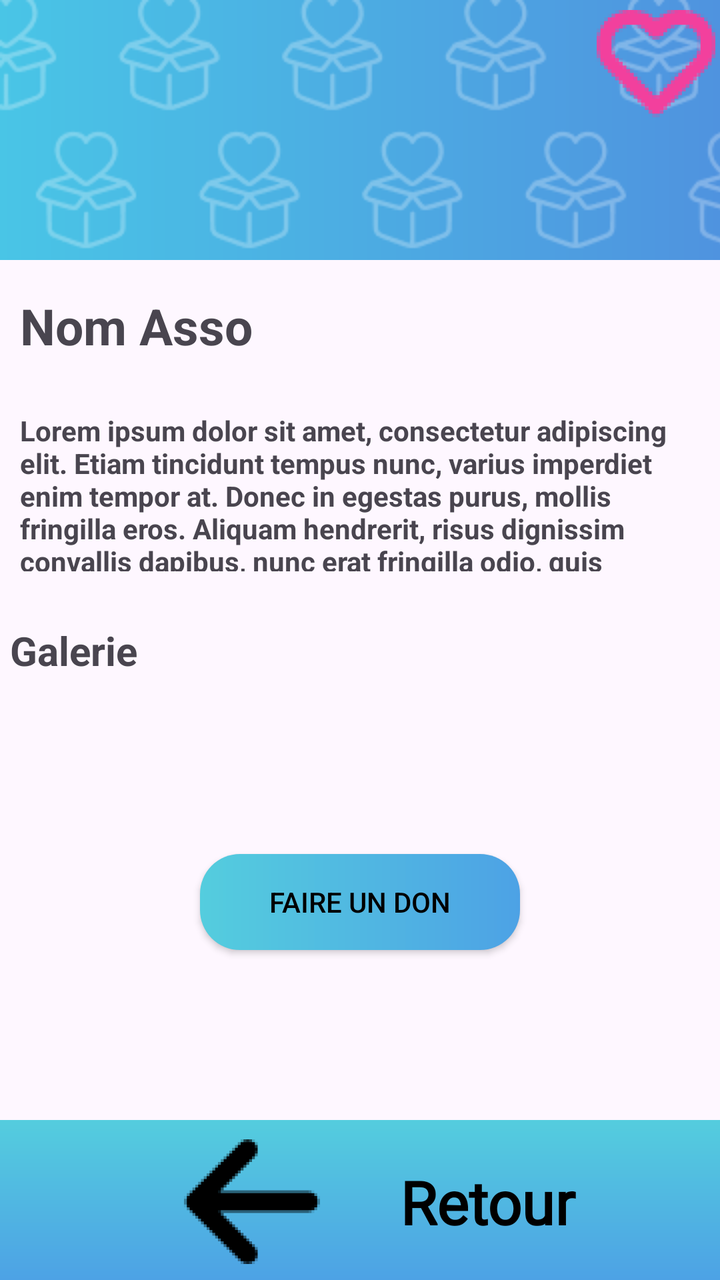
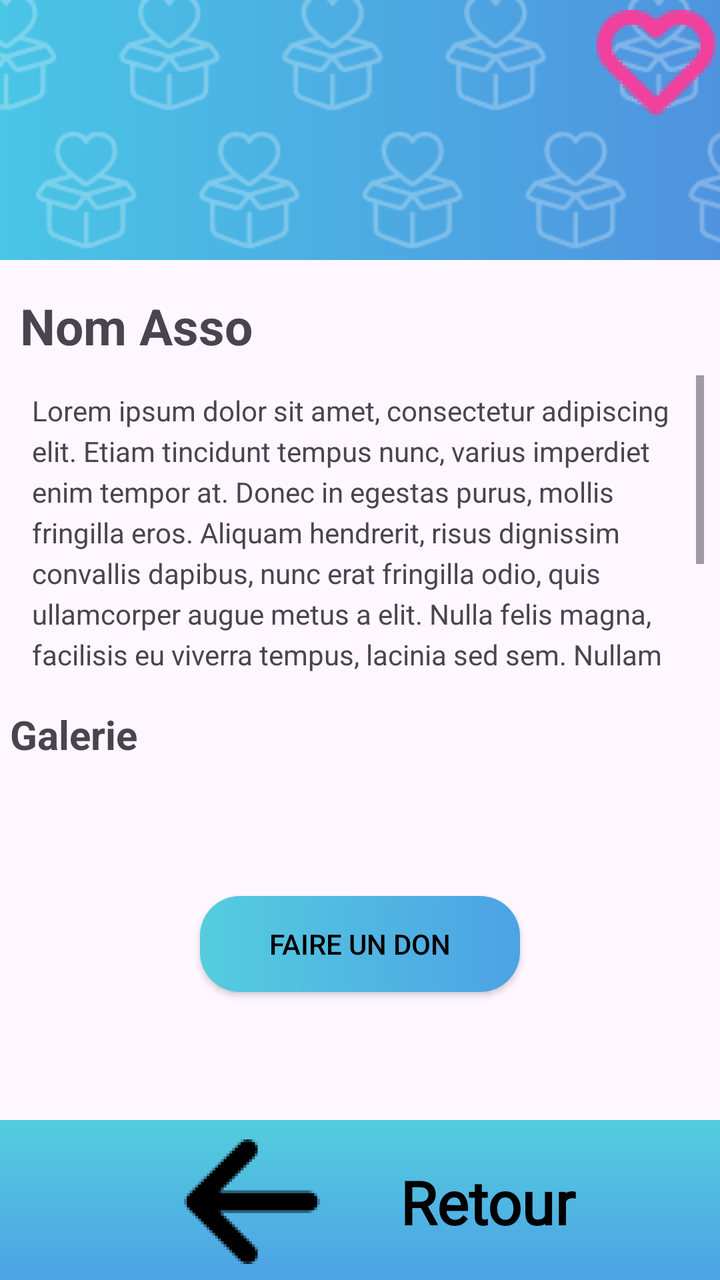

An Android layout rendered at two revisions. The XML below is the earlier revision; the diff shows what the commit changed to produce the second picture.
<!-- AndroidManifest.xml: application theme Theme.NewAgapiVERSION311CLEAN -->
<!-- res/layout/page_association.xml -->
<androidx.constraintlayout.widget.ConstraintLayout
    xmlns:android="http://schemas.android.com/apk/res/android"
    xmlns:app="http://schemas.android.com/apk/res-auto"
    xmlns:tools="http://schemas.android.com/tools"
    android:layout_width="match_parent"
    android:layout_height="match_parent"
    tools:context=".ui.Page_association">

    <include
        layout="@layout/page_association_header"
        android:id="@+id/header"
        app:layout_constraintTop_toTopOf="parent"
        app:layout_constraintStart_toStartOf="parent"
        app:layout_constraintEnd_toEndOf="parent" />


    <TextView
        android:id="@+id/NomAssociation"
        android:layout_width="wrap_content"
        android:layout_height="wrap_content"
        android:text="@string/nom_asso"
        android:textStyle="bold"
        android:textSize="25sp"
        android:layout_marginStart="10dp"
        app:layout_constraintTop_toBottomOf="@id/header"
        app:layout_constraintStart_toStartOf="parent"
        android:layout_marginTop="16dp" />


    <TextView
        android:id="@+id/Description"
        android:layout_width="wrap_content"
        android:layout_height="wrap_content"
        android:maxHeight="100dp"
        android:text="@string/test_description"
        app:layout_constraintTop_toBottomOf="@id/NomAssociation"
        android:textStyle="bold"
        android:padding="10dp"
        app:layout_constraintStart_toStartOf="parent"
        android:layout_marginTop="16dp" />


    <TextView
        android:id="@+id/Galerie"
        android:layout_width="wrap_content"
        android:layout_height="wrap_content"
        android:text="@string/galerie"
        android:textSize="20sp"
        android:textStyle="bold"
        android:layout_marginStart="5dp"
        app:layout_constraintTop_toBottomOf="@id/Description"
        app:layout_constraintStart_toStartOf="parent"
        android:layout_marginTop="16dp" />


    <androidx.recyclerview.widget.RecyclerView
        android:id="@+id/imagesGalerie"
        android:layout_width="0dp"
        android:layout_height="wrap_content"
        android:maxHeight="150dp"
        android:layout_marginTop="16dp"

        app:layout_constraintEnd_toEndOf="parent"
        app:layout_constraintHorizontal_bias="0.0"
        app:layout_constraintStart_toStartOf="parent"
        app:layout_constraintTop_toBottomOf="@id/Galerie"
        app:layout_constraintVertical_bias="0.0" />


    <androidx.appcompat.widget.AppCompatButton
        android:id="@+id/buttonDon"
        android:layout_width="match_parent"
        android:layout_marginStart="100dp"
        android:layout_marginEnd="100dp"
        android:layout_height="wrap_content"
        android:text="@string/faire_un_don"
        android:gravity="center"
        android:background="@drawable/background_button"
        android:textColor="@color/text_svg_main_color"
        app:layout_constraintBottom_toTopOf="@id/footer"
        app:layout_constraintEnd_toEndOf="parent"
        app:layout_constraintStart_toStartOf="parent"
        app:layout_constraintTop_toBottomOf="@id/imagesGalerie"
        />




    <ImageButton
        android:id="@+id/imageView2"
        android:layout_width="64dp"
        android:layout_height="64dp"
        android:contentDescription="@string/ic_ne_coeur"
        app:layout_constraintEnd_toEndOf="parent"
        app:layout_constraintTop_toTopOf="parent"
        android:backgroundTint="@color/transparent"
        app:srcCompat="@mipmap/page_associations_heart" />

    <include
        android:id="@+id/footer"
        layout="@layout/footerauthentification"
        android:layout_width="match_parent"
        android:layout_height="wrap_content"
        app:layout_constraintBottom_toBottomOf="parent"
        app:layout_constraintStart_toStartOf="parent"
        app:layout_constraintEnd_toEndOf="parent" />


</androidx.constraintlayout.widget.ConstraintLayout>
<!-- res/layout/page_association_header.xml (included above) -->
<?xml version="1.0" encoding="utf-8"?>
<androidx.constraintlayout.widget.ConstraintLayout xmlns:android="http://schemas.android.com/apk/res/android"
    xmlns:tools="http://schemas.android.com/tools"
    android:layout_width="match_parent"
    android:layout_height="wrap_content"
    xmlns:app="http://schemas.android.com/apk/res-auto">

    <ImageView
        android:id="@+id/fontHeader"
        android:layout_width="0dp"
        android:layout_height="130dp"

        android:contentDescription="Background"
        app:layout_constraintStart_toStartOf="parent"
        app:layout_constraintEnd_toEndOf="parent"
        app:layout_constraintTop_toTopOf="parent"
        app:srcCompat="@drawable/page_association_header_font"
        tools:ignore="HardcodedText" />

    <View
        android:id="@+id/Coeur"
        android:layout_width="0dp"
        android:layout_height="130dp"
        android:background="@drawable/page_association_header_pattern"
        app:layout_constraintStart_toStartOf="parent"
        app:layout_constraintEnd_toEndOf="parent"
        app:layout_constraintTop_toTopOf="parent"
        />
</androidx.constraintlayout.widget.ConstraintLayout>
<!-- res/layout/footerauthentification.xml (included above) -->
<?xml version="1.0" encoding="utf-8"?>
<androidx.constraintlayout.widget.ConstraintLayout
    xmlns:android="http://schemas.android.com/apk/res/android"
    xmlns:app="http://schemas.android.com/apk/res-auto"
    xmlns:tools="http://schemas.android.com/tools"
    android:layout_width="match_parent"
    android:layout_height="match_parent">

    <View
        android:id="@+id/zonefooter"
        android:layout_width="match_parent"
        android:layout_height="80dp"
        android:background="@drawable/couleur_gradient"
        app:layout_constraintBottom_toBottomOf="parent" />

    <Button
        android:id="@+id/buttonRetourn"
        android:layout_width="match_parent"
        android:layout_height="0dp"
        android:backgroundTint="#00FFFFFF"
        android:contentDescription="@string/retour"
        app:layout_constraintBottom_toBottomOf="@id/zonefooter"
        app:layout_constraintEnd_toEndOf="parent"
        app:layout_constraintStart_toStartOf="parent"
        app:layout_constraintTop_toTopOf="@id/zonefooter"
        tools:ignore="DuplicateSpeakableTextCheck" />

    <TextView
        android:id="@+id/textViewRetour"
        android:layout_width="wrap_content"
        android:layout_height="wrap_content"
        android:layout_marginTop="2dp"
        android:fontFamily="@font/poppins"
        android:text="@string/retour"
        android:textColor="@color/text_svg_main_color"
        android:textSize="30sp"
        android:textStyle="bold"
        app:drawableStartCompat="@mipmap/icon_retourn"
        android:drawablePadding="20dp"
        android:gravity="center_vertical"
        app:layout_constraintBottom_toBottomOf="@id/zonefooter"
        app:layout_constraintStart_toStartOf="@id/zonefooter"
        app:layout_constraintEnd_toEndOf="@id/zonefooter"
        app:layout_constraintTop_toTopOf="@id/zonefooter"
        tools:ignore="ContentDescription" />

</androidx.constraintlayout.widget.ConstraintLayout>
<!-- resources referenced by this layout -->
<resources>
  <color name="text_svg_main_color">#FF000000</color>
  <color name="transparent">#00FFFFFF</color>
  <!-- drawable background_button (drawable) -->
  <?xml version="1.0" encoding="utf-8"?>
  <shape xmlns:android="http://schemas.android.com/apk/res/android"
      >
  
      <gradient
          android:angle="0"
          android:startColor="#54CDDE"
          android:endColor="#4DA2E5"  />
  
      <corners
          android:topLeftRadius="20dp"
          android:topRightRadius="20dp"
          android:bottomLeftRadius="20dp"
          android:bottomRightRadius="20dp"/>
  
  </shape>
  <!-- drawable couleur_gradient (drawable) -->
  <?xml version="1.0" encoding="utf-8"?>
  <layer-list xmlns:android="http://schemas.android.com/apk/res/android">
      <item>
          <shape android:shape="rectangle">
              <gradient
                  android:angle="270"
                  android:startColor="#54CDDE"
                  android:endColor="#4DA2E5"
                  android:type="linear"/>
          </shape>
      </item>
  </layer-list>
  <!-- drawable page_association_header_font (drawable) -->
  <layer-list xmlns:android="http://schemas.android.com/apk/res/android">
      <item>
          <shape android:shape="rectangle">
              <gradient
                  android:startColor="#49c5e6"
                  android:endColor="#4f93df"
                  android:angle="0"/>
          </shape>
      </item>
  </layer-list>
  <!-- drawable page_association_header_pattern (drawable) -->
  <?xml version="1.0" encoding="utf-8"?>
  <bitmap xmlns:android="http://schemas.android.com/apk/res/android"
      android:src="@drawable/page_association_pattern"
      android:tileMode="repeat"
      android:gravity="center" />
  <!-- mipmap icon_retourn: webp bitmap (mipmap-hdpi, 1138 bytes) -->
  <!-- mipmap page_associations_heart: webp bitmap (mipmap-hdpi, 2478 bytes) -->
  <string name="faire_un_don">Faire un don</string>
  <string name="galerie">Galerie</string>
  <string name="ic_ne_coeur">Icône coeur</string>
  <string name="nom_asso">Nom Asso</string>
  <string name="retour">Retour</string>
  <string name="test_description">Lorem ipsum dolor sit amet, consectetur adipiscing elit. Etiam tincidunt tempus nunc, varius imperdiet enim tempor at. Donec in egestas purus, mollis fringilla eros. Aliquam hendrerit, risus dignissim convallis dapibus, nunc erat fringilla odio, quis ullamcorper augue metus a elit. Nulla felis magna, facilisis eu viverra tempus, lacinia sed sem. Nullam vel mi urna. Praesent laoreet tincidunt pretium. Ut nec augue eu nisl tristique viverra imperdiet et dolor. Cras felis enim, placerat non vehicula pretium, rutrum eu sapien.</string>
  <style name="Theme.NewAgapiVERSION311CLEAN" parent="Base.Theme.NewAgapiVERSION311CLEAN" />
  <!-- drawable page_association_pattern: png bitmap (drawable, 13419 bytes) -->
  <style name="Base.Theme.NewAgapiVERSION311CLEAN" parent="Theme.Material3.DayNight.NoActionBar">
          
          
        
      </style>
</resources>

<!-- the commit's change to res/layout/page_association.xml (unified diff, before → after) -->
@@ -27,17 +27,28 @@
         android:layout_marginTop="16dp" />
 
 
-    <TextView
-        android:id="@+id/Description"
-        android:layout_width="wrap_content"
-        android:layout_height="wrap_content"
-        android:maxHeight="100dp"
-        android:text="@string/test_description"
+    <ScrollView
+        android:id="@+id/scrollDescription"
+        android:layout_width="match_parent"
+        android:layout_height="0dp"
+        app:layout_constraintHeight_max="150dp"
+        android:layout_margin="8dp"
+        android:fillViewport="true"
         app:layout_constraintTop_toBottomOf="@id/NomAssociation"
-        android:textStyle="bold"
-        android:padding="10dp"
         app:layout_constraintStart_toStartOf="parent"
-        android:layout_marginTop="16dp" />
+        android:layout_marginStart="10dp"
+        >
+
+        <TextView
+            android:id="@+id/Description"
+            android:layout_width="match_parent"
+            android:layout_height="wrap_content"
+            android:text="@string/test_description"
+            android:textSize="14sp"
+            android:lineSpacingExtra="4dp"
+            android:padding="8dp" />
+    </ScrollView>
+
 
 
     <TextView
@@ -48,7 +59,7 @@
         android:textSize="20sp"
         android:textStyle="bold"
         android:layout_marginStart="5dp"
-        app:layout_constraintTop_toBottomOf="@id/Description"
+        app:layout_constraintTop_toBottomOf="@id/scrollDescription"
         app:layout_constraintStart_toStartOf="parent"
         android:layout_marginTop="16dp" />
 
